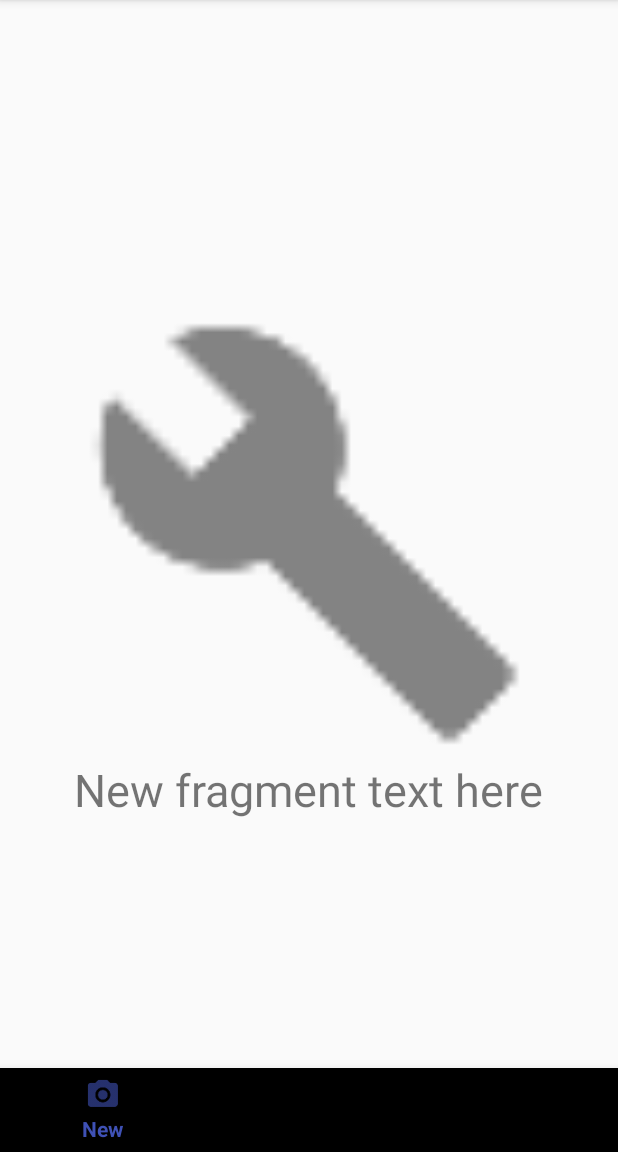
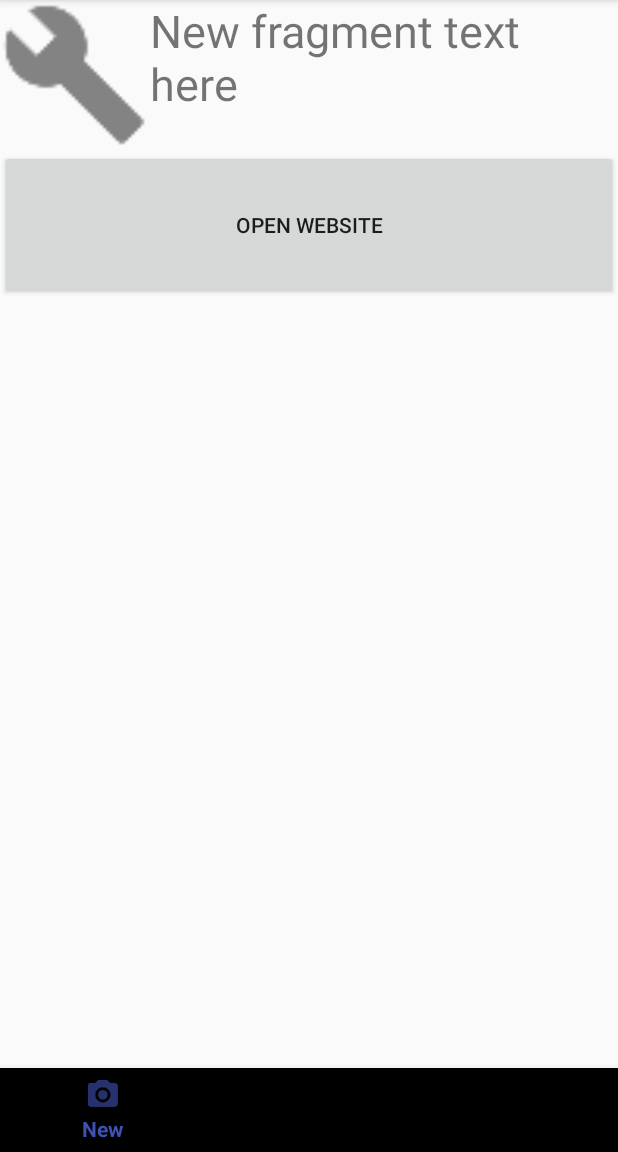
Before and after one commit to phil-hur/CameraTestApp, an Android app: the screen it shows after launch (MainActivity), on a phone screen of 412 x 824 dp, the part 84-1236 px from its top. Run offline under Robolectric (Android 15) with nearby library versions, the phone set to English and light mode, and no system bars.

Commit message:
added web button

```diff
--- a/app/src/main/java/com/phur/cameratestapp/MainActivity.java
+++ b/app/src/main/java/com/phur/cameratestapp/MainActivity.java
@@ -1,5 +1,7 @@
 package com.phur.cameratestapp;
 
+import android.content.Intent;
+import android.net.Uri;
 import android.os.Bundle;
 import android.support.annotation.NonNull;
 import android.support.design.widget.BottomNavigationView;
@@ -7,6 +9,8 @@ import android.support.v4.app.Fragment;
 import android.support.v4.app.FragmentTransaction;
 import android.support.v7.app.AppCompatActivity;
 import android.view.MenuItem;
+import android.view.View;
+import android.widget.Button;
 
 public class MainActivity extends AppCompatActivity {
 
@@ -48,4 +52,5 @@ public class MainActivity extends AppCompatActivity {
         //Used to select an item programmatically
         //bottomNavigationView.getMenu().getItem(2).setChecked(true);
     }
+
 }
--- a/app/src/main/java/com/phur/cameratestapp/NewFragment.java
+++ b/app/src/main/java/com/phur/cameratestapp/NewFragment.java
@@ -1,17 +1,20 @@
 package com.phur.cameratestapp;
 
 
+import android.content.Intent;
+import android.net.Uri;
 import android.os.Bundle;
 import android.support.v4.app.Fragment;
 import android.view.LayoutInflater;
 import android.view.View;
 import android.view.ViewGroup;
+import android.widget.Button;
 
 
 /**
  * A simple {@link Fragment} subclass.
  */
-public class NewFragment extends Fragment {
+public class NewFragment extends Fragment implements View.OnClickListener {
     public static NewFragment newInstance() {
         NewFragment fragment = new NewFragment();
         return fragment;
@@ -25,8 +28,36 @@ public class NewFragment extends Fragment {
     @Override
     public View onCreateView(LayoutInflater inflater, ViewGroup container,
                              Bundle savedInstanceState) {
-        // Inflate the layout for this fragment
-        return inflater.inflate(R.layout.fragment_new, container, false);
+
+        View v = inflater.inflate(R.layout.fragment_new, container, false);
+
+        Button b = (Button) v.findViewById(R.id.button_openpage);
+        b.setOnClickListener(this);
+        return v;
+    }
+
+    @Override
+    public void onClick(View v) {
+        switch (v.getId()) {
+            case R.id.button_openpage:
+                String urlAsString = "http://www.udacity.com";
+                openWebPage(urlAsString);
+                break;
+        }
+    }
+
+
+    public void openWebPage (String url) {
+        // TODO (2) Use Uri.parse to parse the String into a Uri
+        Uri webpage = Uri.parse(url);
+        // TODO (3) Create an Intent with Intent.ACTION_VIEW and the webpage Uri as parameters
+        Intent intent = new Intent(Intent.ACTION_VIEW, webpage);
+        // TODO (4) Verify that this Intent can be launched and then call startActivity
+        if (intent.resolveActivity(getActivity().getPackageManager()) != null) {
+            startActivity(intent);
+        }
+
+
     }
 
 }
--- a/app/src/main/res/layout/fragment_import.xml
+++ b/app/src/main/res/layout/fragment_import.xml
@@ -7,8 +7,8 @@
 
     <ImageView
         android:id="@+id/icon_build"
-        android:layout_width="300dp"
-        android:layout_height="300dp"
+        android:layout_width="200dp"
+        android:layout_height="200dp"
         android:layout_centerInParent="true"
         android:src="@drawable/icon_build"/>
 
--- a/app/src/main/res/layout/fragment_new.xml
+++ b/app/src/main/res/layout/fragment_new.xml
@@ -3,21 +3,41 @@
     xmlns:tools="http://schemas.android.com/tools"
     android:layout_width="match_parent"
     android:layout_height="match_parent"
+    xmlns:adnroid="http://schemas.android.com/apk/res-auto"
     tools:context=".NewFragment">
 
     <ImageView
         android:id="@+id/icon_build"
-        android:layout_width="300dp"
-        android:layout_height="300dp"
+        android:layout_width="100dp"
+        android:layout_height="100dp"
+        android:layout_alignParentTop="true"
+        android:src="@drawable/icon_build"/>
+        <!--
         android:layout_centerInParent="true"
-        android:src="@drawable/icon_build"/>
+        -->
+
 
     <TextView
         android:layout_width="wrap_content"
         android:layout_height="wrap_content"
+        android:layout_toRightOf="@id/icon_build"
+        android:text="New fragment text here"
+        android:textSize="30sp"/>
+        <!--
         android:layout_below="@id/icon_build"
         android:layout_centerHorizontal="true"
-        android:text="New fragment text here"
-        android:textSize="30sp"/>
+        -->
+    <Button
+        android:id="@+id/button_openpage"
+        android:layout_width="match_parent"
+        android:layout_height="100dp"
+        android:layout_below="@id/icon_build"
+        android:text="Open Website"/>
+        <!--
+        Using OnClickListener in fragment via id
+        so below method is not being used
+        android:onClick="onClickWebOpenPageButton"
+        -->
+
 
 </RelativeLayout>
```
Also changed, not shown: app/src/main/AndroidManifest.xml (+9 -0 lines).
